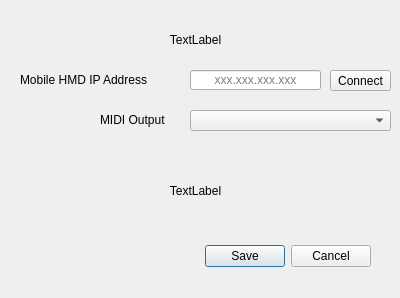
The window that PDUtilities/interface/midi_companion.ui (emretanirgan/ParadiddleUtilities) describes before a commit, drawn with Qt 5.
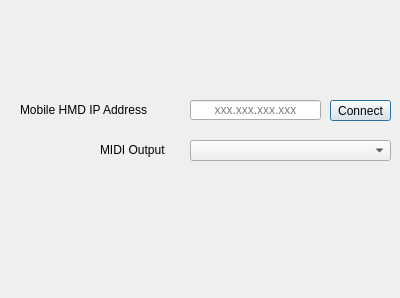
The same window after the commit.

```diff
--- a/PDUtilities/interface/midi_companion.ui
+++ b/PDUtilities/interface/midi_companion.ui
@@ -13,27 +13,11 @@
   <property name="windowTitle">
    <string>MIDI Companion</string>
   </property>
-  <widget class="QDialogButtonBox" name="buttonBox">
-   <property name="geometry">
-    <rect>
-     <x>30</x>
-     <y>240</y>
-     <width>341</width>
-     <height>32</height>
-    </rect>
-   </property>
-   <property name="orientation">
-    <enum>Qt::Horizontal</enum>
-   </property>
-   <property name="standardButtons">
-    <set>QDialogButtonBox::Cancel|QDialogButtonBox::Save</set>
-   </property>
-  </widget>
   <widget class="QLabel" name="hmdIPLabel">
    <property name="geometry">
     <rect>
      <x>20</x>
-     <y>70</y>
+     <y>100</y>
      <width>161</width>
      <height>19</height>
     </rect>
@@ -46,7 +30,7 @@
    <property name="geometry">
     <rect>
      <x>100</x>
-     <y>110</y>
+     <y>140</y>
      <width>171</width>
      <height>19</height>
     </rect>
@@ -59,7 +43,7 @@
    <property name="geometry">
     <rect>
      <x>190</x>
-     <y>70</y>
+     <y>100</y>
      <width>131</width>
      <height>20</height>
     </rect>
@@ -81,13 +65,13 @@
    <property name="geometry">
     <rect>
      <x>20</x>
-     <y>30</y>
+     <y>60</y>
      <width>351</width>
      <height>19</height>
     </rect>
    </property>
    <property name="text">
-    <string>TextLabel</string>
+    <string/>
    </property>
    <property name="alignment">
     <set>Qt::AlignCenter</set>
@@ -97,7 +81,7 @@
    <property name="geometry">
     <rect>
      <x>190</x>
-     <y>110</y>
+     <y>140</y>
      <width>201</width>
      <height>21</height>
     </rect>
@@ -107,7 +91,7 @@
    <property name="geometry">
     <rect>
      <x>330</x>
-     <y>70</y>
+     <y>100</y>
      <width>61</width>
      <height>21</height>
     </rect>
@@ -123,13 +107,13 @@
    <property name="geometry">
     <rect>
      <x>0</x>
-     <y>150</y>
+     <y>180</y>
      <width>391</width>
      <height>81</height>
     </rect>
    </property>
    <property name="text">
-    <string>TextLabel</string>
+    <string/>
    </property>
    <property name="alignment">
     <set>Qt::AlignCenter</set>
```
